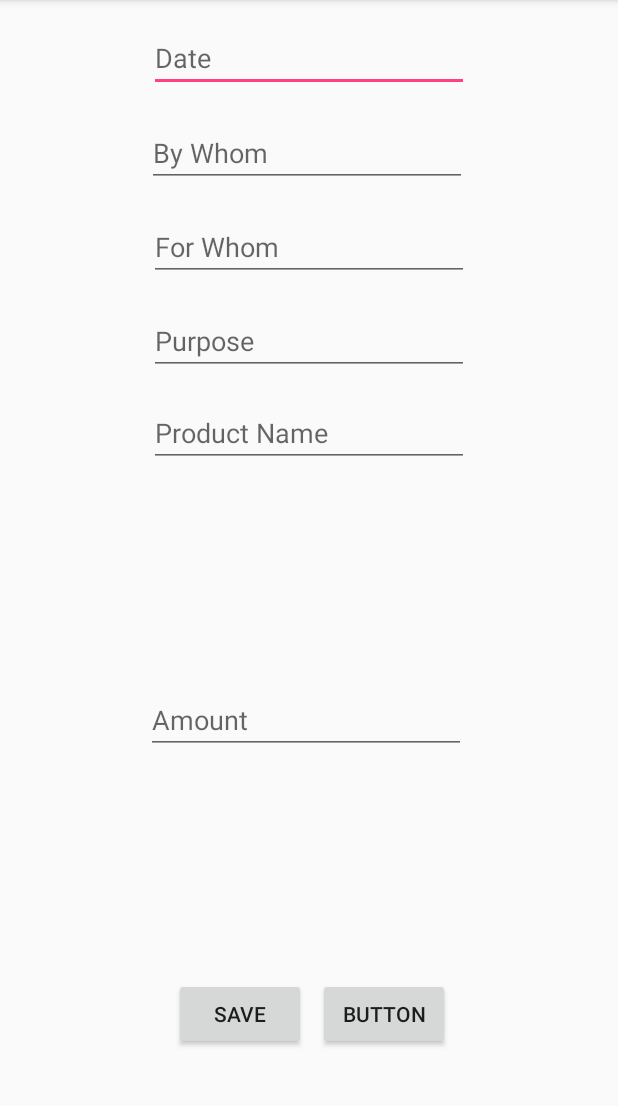
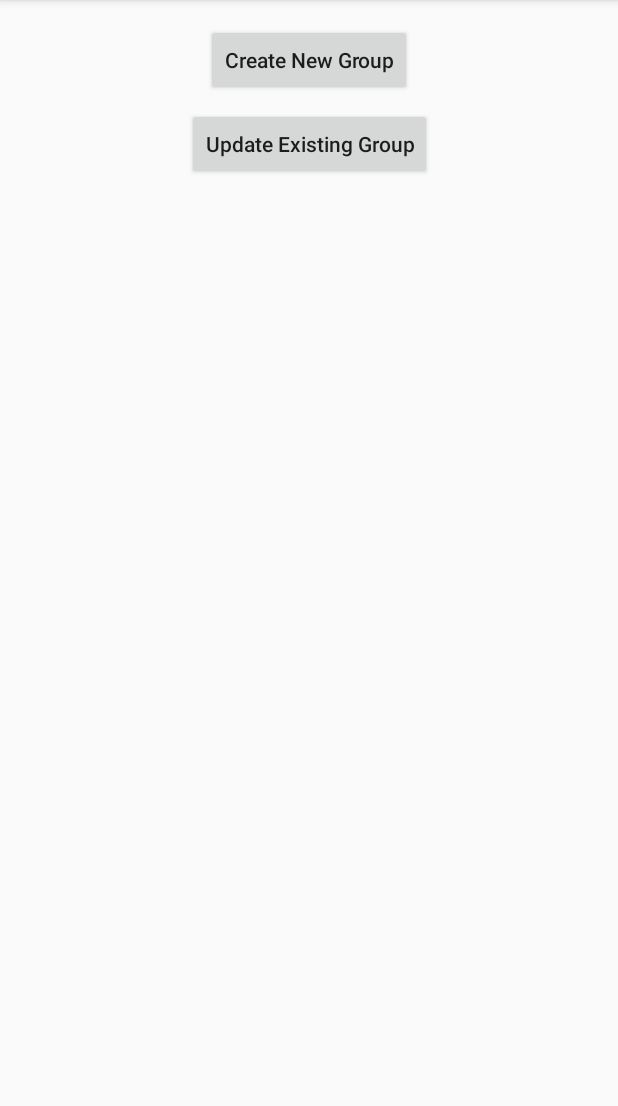
Before and after one commit to bijayy/ExpenseManagement, an Android app: the AddExpensesActivity screen opened directly, with no data from a screen before it, on a phone screen of 412 x 824 dp, the part 84-1190 px from its top. Run offline under Robolectric (Android 15) with nearby library versions, the phone set to English and light mode, and no system bars.

Commit message:
Adding onclick and onFucus Change listener to check if the Edit Text of Add Expenses is provided or not

```diff
--- a/app/src/main/java/com/example/bijay/expensemanagement/AddExpensesActivity.java
+++ b/app/src/main/java/com/example/bijay/expensemanagement/AddExpensesActivity.java
@@ -1,18 +1,136 @@
 package com.example.bijay.expensemanagement;
 
+import android.content.Intent;
+import android.graphics.Color;
 import android.support.v7.app.AppCompatActivity;
 import android.os.Bundle;
 import android.util.Log;
+import android.view.View;
+import android.widget.Button;
+import android.widget.EdgeEffect;
+import android.widget.EditText;
+import android.widget.Toast;
 
-public class AddExpensesActivity extends AppCompatActivity {
+public class AddExpensesActivity extends AppCompatActivity implements View.OnClickListener, View.OnFocusChangeListener {
 
     private static final String TAG = "[AddExpensesActivity]";
+
+    private Button btnCreateNewGroup;
+    private Button btnUpdateExistingGroup;
+    private Button btnSave;
+    private Button btnCancel;
+
+    private EditText etDate;
+    private EditText etByWhom;
+    private EditText etForWhom;
+    private EditText etPurpose;
+    private EditText etProductName;
+    private EditText etAmount;
 
     @Override
     protected void onCreate(Bundle savedInstanceState) {
         super.onCreate(savedInstanceState);
         setContentView(R.layout.activity_add_expenses);
 
+        btnCreateNewGroup = findViewById(R.id.btnCreateNewGroup);
+        btnUpdateExistingGroup = findViewById(R.id.btnUpdateExistingGroup);
+        btnSave = findViewById(R.id.btnSave);
+        btnCancel = findViewById(R.id.btnCancel);
+        Log.d(TAG, "[onCreate] Button initialization is done");
+
+        etDate = findViewById(R.id.etDate);
+        etByWhom = findViewById(R.id.etByWhom);
+        etForWhom = findViewById(R.id.etForWhom);
+        etPurpose = findViewById(R.id.etPurpose);
+        etProductName = findViewById(R.id.etProductName);
+        etAmount = findViewById(R.id.etAmount);
+        Log.d(TAG, "[onCreate] EditText initialization is done");
+
+        etDate.setOnFocusChangeListener(this);
+        etByWhom.setOnFocusChangeListener(this);
+
+        btnCreateNewGroup.setOnClickListener(this);
+        btnUpdateExistingGroup.setOnClickListener(this);
+        btnSave.setOnClickListener(this);
+        btnCancel.setOnClickListener(this);
+        Log.d(TAG, "[onCreate] setOnclickListener on buttons is done");
+
+        //default settings
+        hideCreateExpensesViews();
+
         Log.d(TAG, "[onCreate] Everything is fine");
     }
+
+    @Override
+    public void onClick(View view) {
+        Intent intent = null;
+
+        switch (view.getId()) {
+            case R.id.btnCreateNewGroup:
+                showCreateExpensesViews();
+
+                Toast.makeText(this, "Creating New Group", Toast.LENGTH_LONG).show();
+                Log.d(TAG, "[onClick(] btnCreateNewGroup is fine");
+                break;
+            case R.id.btnUpdateExistingGroup:
+
+                Toast.makeText(this, "Updating Existing Group", Toast.LENGTH_LONG).show();
+                Log.d(TAG, "[onClick(] btnUpdateExistingGroup is fine");
+                break;
+            case R.id.btnSave:
+
+                Toast.makeText(this, "Expense Saved Successfully", Toast.LENGTH_LONG).show();
+                Log.d(TAG, "[onClick(] btnSave is fine");
+                break;
+            case R.id.btnCancel:
+                intent = new Intent(this, MainActivity.class);
+                startActivity(intent);
+
+                Toast.makeText(this, "Cancelled, moving back to previous page", Toast.LENGTH_LONG).show();
+                Log.d(TAG, "[onClick(] btnCancel is fine");
+                break;
+            default:
+
+                Toast.makeText(this, "Not Implemented", Toast.LENGTH_LONG).show();
+                Log.d(TAG, "[onClick(] Button i.e. " + ((Button)view).getText().toString() + " is not implemented ");
+                break;
+        }
+    }
+
+
+    private void hideCreateExpensesViews() {
+        etDate.setVisibility(View.GONE);
+        etByWhom.setVisibility(View.GONE);
+        etForWhom.setVisibility(View.GONE);
+        etPurpose.setVisibility(View.GONE);
+        etProductName.setVisibility(View.GONE);
+        etAmount.setVisibility(View.GONE);
+
+        btnSave.setVisibility(View.GONE);
+        btnCancel.setVisibility(View.GONE);
+    }
+
+    private void showCreateExpensesViews() {
+        etDate.setVisibility(View.VISIBLE);
+        etByWhom.setVisibility(View.VISIBLE);
+        etForWhom.setVisibility(View.VISIBLE);
+        etPurpose.setVisibility(View.VISIBLE);
+        etProductName.setVisibility(View.VISIBLE);
+        etAmount.setVisibility(View.VISIBLE);
+
+        btnSave.setVisibility(View.VISIBLE);
+        btnCancel.setVisibility(View.VISIBLE);
+    }
+
+    private void validateExpensesViews(EditText editText) {
+        if(editText.isDirty() && editText.getText().toString().isEmpty()) {
+            editText.setTextColor(Color.RED);
+            editText.setHint(editText.getText().toString() + " is required");
+        }
+    }
+
+    @Override
+    public void onFocusChange(View v, boolean hasFocus) {
+        validateExpensesViews((EditText) v);
+    }
 }
--- a/app/src/main/res/layout/activity_add_expenses.xml
+++ b/app/src/main/res/layout/activity_add_expenses.xml
@@ -6,23 +6,45 @@
     android:layout_height="match_parent"
     tools:context=".AddExpensesActivity">
 
+    <Button
+        android:id="@+id/btnCreateNewGroup"
+        android:layout_width="wrap_content"
+        android:layout_height="wrap_content"
+        android:layout_marginTop="16dp"
+        android:inputType="textPersonName"
+        android:text="Create New Group"
+        app:layout_constraintEnd_toEndOf="parent"
+        app:layout_constraintStart_toStartOf="parent"
+        app:layout_constraintTop_toTopOf="parent" />
+
+    <Button
+        android:id="@+id/btnUpdateExistingGroup"
+        android:layout_width="wrap_content"
+        android:layout_height="wrap_content"
+        android:layout_marginTop="8dp"
+        android:inputType="textPersonName"
+        android:text="Update Existing Group"
+        app:layout_constraintEnd_toEndOf="@+id/btnCreateNewGroup"
+        app:layout_constraintStart_toStartOf="@+id/btnCreateNewGroup"
+        app:layout_constraintTop_toBottomOf="@+id/btnCreateNewGroup" />
+
     <EditText
         android:id="@+id/etDate"
         android:layout_width="wrap_content"
         android:layout_height="wrap_content"
-        android:layout_marginTop="16dp"
+        android:layout_marginTop="8dp"
         android:ems="10"
         android:hint="Date"
         android:inputType="textPersonName"
-        app:layout_constraintEnd_toEndOf="parent"
-        app:layout_constraintStart_toStartOf="parent"
-        app:layout_constraintTop_toTopOf="parent" />
+        app:layout_constraintEnd_toEndOf="@+id/btnUpdateExistingGroup"
+        app:layout_constraintStart_toStartOf="@+id/btnUpdateExistingGroup"
+        app:layout_constraintTop_toBottomOf="@+id/btnUpdateExistingGroup" />
 
     <EditText
         android:id="@+id/etPurpose"
         android:layout_width="wrap_content"
         android:layout_height="wrap_content"
-        android:layout_marginTop="17dp"
+        android:layout_marginTop="8dp"
         android:ems="10"
         android:hint="Purpose"
         android:inputType="textPersonName"
@@ -34,7 +56,7 @@
         android:layout_width="wrap_content"
         android:layout_height="wrap_content"
         android:layout_marginStart="1dp"
-        android:layout_marginTop="17dp"
+        android:layout_marginTop="8dp"
         android:ems="10"
         android:hint="For Whom"
         android:inputType="textPersonName"
@@ -46,7 +68,7 @@
         android:layout_width="wrap_content"
         android:layout_height="wrap_content"
         android:layout_marginEnd="1dp"
-        android:layout_marginTop="18dp"
+        android:layout_marginTop="8dp"
         android:ems="10"
         android:hint="By Whom"
         android:inputType="textPersonName"
@@ -57,44 +79,49 @@
         android:id="@+id/etProductName"
         android:layout_width="wrap_content"
         android:layout_height="wrap_content"
-        android:layout_marginTop="16dp"
+        android:layout_marginStart="8dp"
+        android:layout_marginTop="8dp"
         android:ems="10"
         android:hint="Product Name"
         android:inputType="textPersonName"
         app:layout_constraintEnd_toEndOf="@+id/etPurpose"
+        app:layout_constraintStart_toStartOf="@+id/etPurpose"
         app:layout_constraintTop_toBottomOf="@+id/etPurpose" />
 
     <EditText
         android:id="@+id/etAmount"
         android:layout_width="wrap_content"
         android:layout_height="wrap_content"
-        android:layout_marginBottom="12dp"
-        android:layout_marginStart="8dp"
+        android:layout_marginEnd="8dp"
         android:layout_marginTop="8dp"
         android:ems="10"
         android:hint="Amount"
         android:inputType="textPersonName"
-        app:layout_constraintBottom_toTopOf="@+id/btSave"
-        app:layout_constraintEnd_toEndOf="@+id/btCancel"
+        app:layout_constraintBottom_toTopOf="@+id/btnSave"
+        app:layout_constraintEnd_toEndOf="@+id/etProductName"
         app:layout_constraintStart_toStartOf="@+id/etProductName"
         app:layout_constraintTop_toBottomOf="@+id/etProductName" />
 
     <Button
-        android:id="@+id/btCancel"
+        android:id="@+id/btnCancel"
         android:layout_width="wrap_content"
         android:layout_height="wrap_content"
-        android:layout_marginBottom="68dp"
+        android:layout_marginEnd="8dp"
         android:layout_marginStart="8dp"
-        android:text="Button"
-        app:layout_constraintBottom_toBottomOf="parent"
-        app:layout_constraintStart_toEndOf="@+id/btSave" />
+        android:layout_marginTop="8dp"
+        android:text="Canceel"
+        app:layout_constraintEnd_toEndOf="parent"
+        app:layout_constraintHorizontal_bias="0.208"
+        app:layout_constraintStart_toEndOf="@+id/btnSave"
+        app:layout_constraintTop_toBottomOf="@+id/etAmount" />
 
     <Button
-        android:id="@+id/btSave"
+        android:id="@+id/btnSave"
         android:layout_width="wrap_content"
         android:layout_height="wrap_content"
-        android:layout_marginStart="116dp"
+        android:layout_marginStart="96dp"
+        android:layout_marginTop="8dp"
         android:text="Save"
-        app:layout_constraintBaseline_toBaselineOf="@+id/btCancel"
-        app:layout_constraintStart_toStartOf="parent" />
+        app:layout_constraintStart_toStartOf="parent"
+        app:layout_constraintTop_toBottomOf="@+id/etAmount" />
 </android.support.constraint.ConstraintLayout>
```
